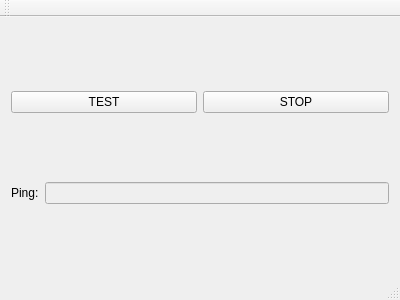
This is netPerfGUI/mainwindow.ui in nDy/NetworkingTool as Qt 5 draws it before an edit. The edited form follows.
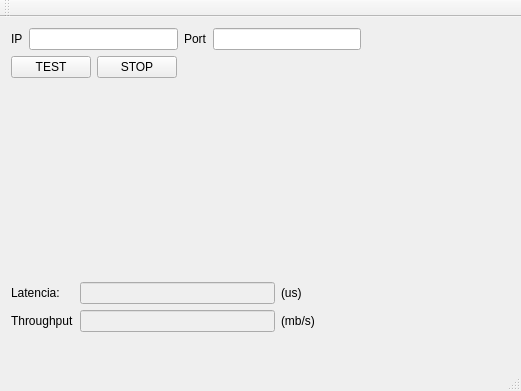
This is the edited form.

Commit message: Updated GUI and now netPerf works properly

Patch:
```diff
--- a/netPerfGUI/mainwindow.ui
+++ b/netPerfGUI/mainwindow.ui
@@ -6,8 +6,8 @@
    <rect>
     <x>0</x>
     <y>0</y>
-    <width>400</width>
-    <height>300</height>
+    <width>521</width>
+    <height>391</height>
    </rect>
   </property>
   <property name="windowTitle">
@@ -15,42 +15,173 @@
   </property>
   <widget class="QWidget" name="centralWidget">
    <layout class="QVBoxLayout" name="verticalLayout">
-    <item>
-     <layout class="QHBoxLayout" name="horizontalLayout_2">
-      <item>
-       <widget class="QPushButton" name="pushButton">
-        <property name="text">
-         <string>TEST</string>
-        </property>
-       </widget>
-      </item>
-      <item>
-       <widget class="QPushButton" name="pushButton_2">
-        <property name="text">
-         <string>STOP</string>
-        </property>
-       </widget>
-      </item>
-     </layout>
-    </item>
     <item>
      <layout class="QHBoxLayout" name="horizontalLayout">
       <item>
-       <widget class="QLabel" name="label">
+       <widget class="QLabel" name="label_6">
         <property name="text">
-         <string>Ping:</string>
+         <string>IP</string>
         </property>
        </widget>
       </item>
       <item>
+       <widget class="QLineEdit" name="lineEdit"/>
+      </item>
+      <item>
+       <widget class="QLabel" name="label_7">
+        <property name="text">
+         <string>Port</string>
+        </property>
+       </widget>
+      </item>
+      <item>
+       <widget class="QLineEdit" name="lineEdit_3"/>
+      </item>
+      <item>
+       <spacer name="horizontalSpacer_2">
+        <property name="orientation">
+         <enum>Qt::Horizontal</enum>
+        </property>
+        <property name="sizeHint" stdset="0">
+         <size>
+          <width>40</width>
+          <height>20</height>
+         </size>
+        </property>
+       </spacer>
+      </item>
+     </layout>
+    </item>
+    <item>
+     <layout class="QHBoxLayout" name="horizontalLayout_3">
+      <item>
+       <layout class="QHBoxLayout" name="horizontalLayout_2">
+        <item>
+         <widget class="QPushButton" name="pushButton">
+          <property name="text">
+           <string>TEST</string>
+          </property>
+         </widget>
+        </item>
+        <item>
+         <widget class="QPushButton" name="pushButton_2">
+          <property name="text">
+           <string>STOP</string>
+          </property>
+         </widget>
+        </item>
+       </layout>
+      </item>
+      <item>
+       <spacer name="horizontalSpacer">
+        <property name="orientation">
+         <enum>Qt::Horizontal</enum>
+        </property>
+        <property name="sizeHint" stdset="0">
+         <size>
+          <width>40</width>
+          <height>20</height>
+         </size>
+        </property>
+       </spacer>
+      </item>
+     </layout>
+    </item>
+    <item>
+     <spacer name="verticalSpacer">
+      <property name="orientation">
+       <enum>Qt::Vertical</enum>
+      </property>
+      <property name="sizeHint" stdset="0">
+       <size>
+        <width>20</width>
+        <height>25</height>
+       </size>
+      </property>
+     </spacer>
+    </item>
+    <item>
+     <layout class="QGridLayout" name="gridLayout">
+      <item row="0" column="1">
        <widget class="QLineEdit" name="pingLine">
         <property name="enabled">
          <bool>false</bool>
         </property>
        </widget>
       </item>
+      <item row="0" column="0">
+       <widget class="QLabel" name="label">
+        <property name="text">
+         <string>Latencia:</string>
+        </property>
+       </widget>
+      </item>
+      <item row="0" column="2">
+       <widget class="QLabel" name="label_3">
+        <property name="text">
+         <string>(us) </string>
+        </property>
+       </widget>
+      </item>
+      <item row="1" column="1">
+       <widget class="QLineEdit" name="lineEdit_2">
+        <property name="enabled">
+         <bool>false</bool>
+        </property>
+       </widget>
+      </item>
+      <item row="1" column="2">
+       <widget class="QLabel" name="label_5">
+        <property name="text">
+         <string>(mb/s)</string>
+        </property>
+       </widget>
+      </item>
+      <item row="1" column="0">
+       <widget class="QLabel" name="label_4">
+        <property name="text">
+         <string>Throughput</string>
+        </property>
+       </widget>
+      </item>
+      <item row="0" column="3">
+       <spacer name="horizontalSpacer_3">
+        <property name="orientation">
+         <enum>Qt::Horizontal</enum>
+        </property>
+        <property name="sizeHint" stdset="0">
+         <size>
+          <width>40</width>
+          <height>20</height>
+         </size>
+        </property>
+       </spacer>
+      </item>
+      <item row="1" column="3">
+       <spacer name="horizontalSpacer_4">
+        <property name="orientation">
+         <enum>Qt::Horizontal</enum>
+        </property>
+        <property name="sizeHint" stdset="0">
+         <size>
+          <width>40</width>
+          <height>20</height>
+         </size>
+        </property>
+       </spacer>
+      </item>
      </layout>
     </item>
+    <item>
+     <widget class="QWidget" name="widget" native="true"/>
+    </item>
+    <item>
+     <widget class="QLabel" name="label_2">
+      <property name="text">
+       <string/>
+      </property>
+     </widget>
+    </item>
    </layout>
   </widget>
   <widget class="QMenuBar" name="menuBar">
```
Left out of the diff: 2 changed lines with no effect on the pictures. The commit also changes 1 other file.
